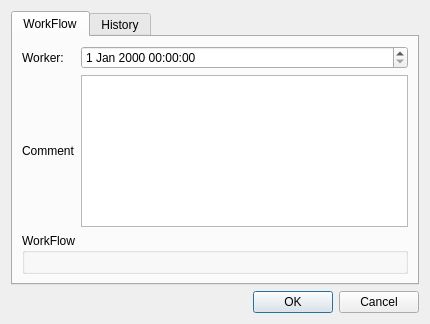
Above: editrecord.ui from l4gfcm/HRAssistantTool before the change. Below: the same form after it.
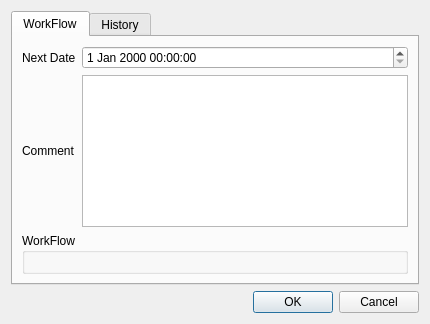
That is the form after the change.

Commit message: disable edit view if workflow is ended, minor fixes

```diff
--- a/editrecord.ui
+++ b/editrecord.ui
@@ -35,7 +35,7 @@
          <item row="0" column="0">
           <widget class="QLabel" name="nextDateLabel">
            <property name="text">
-            <string>Worker:</string>
+            <string>Next Date</string>
            </property>
           </widget>
          </item>
```
The commit also changes 1 other file.
